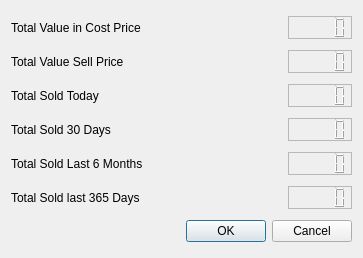
Above: Stock_Finances.ui from bedi1982/Oficina before the change. Below: the same form after it.
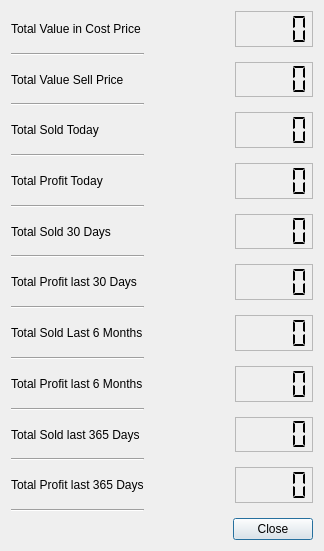
That is the form after the change. Icons and pictures are not drawn.

Commit message: Stock finances reworked, need to fix calculation algorithm.

Patch:
```diff
--- a/Stock_Finances.ui
+++ b/Stock_Finances.ui
@@ -6,10 +6,22 @@
    <rect>
     <x>0</x>
     <y>0</y>
-    <width>363</width>
-    <height>258</height>
+    <width>324</width>
+    <height>551</height>
    </rect>
   </property>
+  <property name="minimumSize">
+   <size>
+    <width>50</width>
+    <height>551</height>
+   </size>
+  </property>
+  <property name="maximumSize">
+   <size>
+    <width>400</width>
+    <height>16777215</height>
+   </size>
+  </property>
   <property name="windowTitle">
    <string>Dialog</string>
   </property>
@@ -18,6 +30,93 @@
     <normaloff>:/emoticons/service.png</normaloff>:/emoticons/service.png</iconset>
   </property>
   <layout class="QGridLayout" name="gridLayout">
+   <item row="6" column="0">
+    <widget class="QLabel" name="label_7">
+     <property name="text">
+      <string>Total Profit Today</string>
+     </property>
+    </widget>
+   </item>
+   <item row="18" column="2">
+    <widget class="QLCDNumber" name="lcd_Profit_Last_365_Days">
+     <property name="sizePolicy">
+      <sizepolicy hsizetype="MinimumExpanding" vsizetype="Minimum">
+       <horstretch>0</horstretch>
+       <verstretch>0</verstretch>
+      </sizepolicy>
+     </property>
+     <property name="font">
+      <font>
+       <family>Droid Serif</family>
+       <pointsize>10</pointsize>
+       <weight>50</weight>
+       <italic>false</italic>
+       <bold>false</bold>
+      </font>
+     </property>
+     <property name="frameShape">
+      <enum>QFrame::StyledPanel</enum>
+     </property>
+     <property name="frameShadow">
+      <enum>QFrame::Raised</enum>
+     </property>
+     <property name="smallDecimalPoint">
+      <bool>true</bool>
+     </property>
+     <property name="digitCount">
+      <number>4</number>
+     </property>
+     <property name="mode">
+      <enum>QLCDNumber::Dec</enum>
+     </property>
+     <property name="segmentStyle">
+      <enum>QLCDNumber::Flat</enum>
+     </property>
+    </widget>
+   </item>
+   <item row="10" column="2">
+    <widget class="QLCDNumber" name="lcd_Profit_Last_30_Days">
+     <property name="sizePolicy">
+      <sizepolicy hsizetype="MinimumExpanding" vsizetype="Minimum">
+       <horstretch>0</horstretch>
+       <verstretch>0</verstretch>
+      </sizepolicy>
+     </property>
+     <property name="maximumSize">
+      <size>
+       <width>400</width>
+       <height>16777215</height>
+      </size>
+     </property>
+     <property name="font">
+      <font>
+       <family>Droid Serif</family>
+       <pointsize>10</pointsize>
+       <weight>50</weight>
+       <italic>false</italic>
+       <bold>false</bold>
+      </font>
+     </property>
+     <property name="frameShape">
+      <enum>QFrame::StyledPanel</enum>
+     </property>
+     <property name="frameShadow">
+      <enum>QFrame::Sunken</enum>
+     </property>
+     <property name="smallDecimalPoint">
+      <bool>true</bool>
+     </property>
+     <property name="digitCount">
+      <number>4</number>
+     </property>
+     <property name="mode">
+      <enum>QLCDNumber::Dec</enum>
+     </property>
+     <property name="segmentStyle">
+      <enum>QLCDNumber::Flat</enum>
+     </property>
+    </widget>
+   </item>
    <item row="0" column="0">
     <widget class="QLabel" name="label">
      <property name="text">
@@ -25,147 +124,502 @@
      </property>
     </widget>
    </item>
-   <item row="0" column="1">
+   <item row="0" column="2">
     <widget class="QLCDNumber" name="lcd_Stock_Total_Value_in_Cost">
+     <property name="enabled">
+      <bool>true</bool>
+     </property>
      <property name="sizePolicy">
-      <sizepolicy hsizetype="Fixed" vsizetype="Fixed">
+      <sizepolicy hsizetype="MinimumExpanding" vsizetype="Minimum">
        <horstretch>0</horstretch>
        <verstretch>0</verstretch>
       </sizepolicy>
      </property>
+     <property name="maximumSize">
+      <size>
+       <width>400</width>
+       <height>16777215</height>
+      </size>
+     </property>
+     <property name="font">
+      <font>
+       <family>Droid Serif</family>
+       <pointsize>10</pointsize>
+       <weight>50</weight>
+       <italic>false</italic>
+       <bold>false</bold>
+      </font>
+     </property>
      <property name="frameShape">
       <enum>QFrame::StyledPanel</enum>
      </property>
      <property name="frameShadow">
       <enum>QFrame::Sunken</enum>
      </property>
+     <property name="smallDecimalPoint">
+      <bool>true</bool>
+     </property>
+     <property name="digitCount">
+      <number>4</number>
+     </property>
+     <property name="mode">
+      <enum>QLCDNumber::Dec</enum>
+     </property>
+     <property name="segmentStyle">
+      <enum>QLCDNumber::Flat</enum>
+     </property>
     </widget>
    </item>
-   <item row="1" column="0">
+   <item row="2" column="0">
     <widget class="QLabel" name="label_2">
      <property name="text">
       <string>Total Value Sell Price</string>
      </property>
     </widget>
    </item>
-   <item row="1" column="1">
+   <item row="2" column="2">
     <widget class="QLCDNumber" name="lcd_Stock_Total_Value_in_Sell">
      <property name="sizePolicy">
-      <sizepolicy hsizetype="Fixed" vsizetype="Fixed">
+      <sizepolicy hsizetype="MinimumExpanding" vsizetype="Minimum">
        <horstretch>0</horstretch>
        <verstretch>0</verstretch>
       </sizepolicy>
      </property>
+     <property name="maximumSize">
+      <size>
+       <width>400</width>
+       <height>16777215</height>
+      </size>
+     </property>
+     <property name="font">
+      <font>
+       <family>Droid Serif</family>
+       <pointsize>10</pointsize>
+       <weight>50</weight>
+       <italic>false</italic>
+       <bold>false</bold>
+      </font>
+     </property>
      <property name="frameShape">
       <enum>QFrame::StyledPanel</enum>
      </property>
      <property name="frameShadow">
       <enum>QFrame::Sunken</enum>
      </property>
+     <property name="smallDecimalPoint">
+      <bool>true</bool>
+     </property>
+     <property name="digitCount">
+      <number>4</number>
+     </property>
+     <property name="mode">
+      <enum>QLCDNumber::Dec</enum>
+     </property>
+     <property name="segmentStyle">
+      <enum>QLCDNumber::Flat</enum>
+     </property>
     </widget>
    </item>
-   <item row="2" column="0">
+   <item row="4" column="0">
     <widget class="QLabel" name="label_3">
      <property name="text">
       <string>Total Sold Today</string>
      </property>
     </widget>
    </item>
-   <item row="2" column="1">
+   <item row="4" column="2">
     <widget class="QLCDNumber" name="lcd_Stock_Total_Sold_Today">
      <property name="sizePolicy">
-      <sizepolicy hsizetype="Fixed" vsizetype="Fixed">
+      <sizepolicy hsizetype="MinimumExpanding" vsizetype="Minimum">
        <horstretch>0</horstretch>
        <verstretch>0</verstretch>
       </sizepolicy>
      </property>
+     <property name="maximumSize">
+      <size>
+       <width>400</width>
+       <height>16777215</height>
+      </size>
+     </property>
+     <property name="font">
+      <font>
+       <family>Droid Serif</family>
+       <pointsize>10</pointsize>
+       <weight>50</weight>
+       <italic>false</italic>
+       <bold>false</bold>
+      </font>
+     </property>
      <property name="frameShape">
       <enum>QFrame::StyledPanel</enum>
      </property>
      <property name="frameShadow">
       <enum>QFrame::Sunken</enum>
      </property>
+     <property name="smallDecimalPoint">
+      <bool>true</bool>
+     </property>
+     <property name="digitCount">
+      <number>4</number>
+     </property>
+     <property name="mode">
+      <enum>QLCDNumber::Dec</enum>
+     </property>
+     <property name="segmentStyle">
+      <enum>QLCDNumber::Flat</enum>
+     </property>
     </widget>
    </item>
-   <item row="3" column="0">
+   <item row="8" column="0">
     <widget class="QLabel" name="label_4">
      <property name="text">
       <string>Total Sold 30 Days</string>
      </property>
     </widget>
    </item>
-   <item row="3" column="1">
+   <item row="8" column="2">
     <widget class="QLCDNumber" name="lcd_Stock_Total_Sold_Last_30">
      <property name="sizePolicy">
-      <sizepolicy hsizetype="Fixed" vsizetype="Fixed">
+      <sizepolicy hsizetype="MinimumExpanding" vsizetype="Minimum">
        <horstretch>0</horstretch>
        <verstretch>0</verstretch>
       </sizepolicy>
      </property>
+     <property name="maximumSize">
+      <size>
+       <width>400</width>
+       <height>16777215</height>
+      </size>
+     </property>
+     <property name="font">
+      <font>
+       <family>Droid Serif</family>
+       <pointsize>10</pointsize>
+       <weight>50</weight>
+       <italic>false</italic>
+       <bold>false</bold>
+      </font>
+     </property>
      <property name="frameShape">
       <enum>QFrame::StyledPanel</enum>
      </property>
      <property name="frameShadow">
       <enum>QFrame::Sunken</enum>
      </property>
+     <property name="smallDecimalPoint">
+      <bool>true</bool>
+     </property>
+     <property name="digitCount">
+      <number>4</number>
+     </property>
+     <property name="mode">
+      <enum>QLCDNumber::Dec</enum>
+     </property>
+     <property name="segmentStyle">
+      <enum>QLCDNumber::Flat</enum>
+     </property>
     </widget>
    </item>
-   <item row="4" column="0">
+   <item row="12" column="0">
     <widget class="QLabel" name="label_5">
      <property name="text">
       <string>Total Sold Last 6 Months</string>
      </property>
     </widget>
    </item>
-   <item row="4" column="1">
+   <item row="12" column="2">
     <widget class="QLCDNumber" name="lcd_Stock_Total_Sold_Last_6_months">
      <property name="sizePolicy">
-      <sizepolicy hsizetype="Fixed" vsizetype="Fixed">
+      <sizepolicy hsizetype="MinimumExpanding" vsizetype="Minimum">
        <horstretch>0</horstretch>
        <verstretch>0</verstretch>
       </sizepolicy>
      </property>
+     <property name="maximumSize">
+      <size>
+       <width>400</width>
+       <height>16777215</height>
+      </size>
+     </property>
+     <property name="font">
+      <font>
+       <family>Droid Serif</family>
+       <pointsize>10</pointsize>
+       <weight>50</weight>
+       <italic>false</italic>
+       <bold>false</bold>
+      </font>
+     </property>
      <property name="frameShape">
       <enum>QFrame::StyledPanel</enum>
      </property>
      <property name="frameShadow">
       <enum>QFrame::Sunken</enum>
      </property>
+     <property name="smallDecimalPoint">
+      <bool>true</bool>
+     </property>
+     <property name="digitCount">
+      <number>4</number>
+     </property>
+     <property name="mode">
+      <enum>QLCDNumber::Dec</enum>
+     </property>
+     <property name="segmentStyle">
+      <enum>QLCDNumber::Flat</enum>
+     </property>
     </widget>
    </item>
-   <item row="5" column="0">
+   <item row="13" column="0">
+    <widget class="Line" name="line_7">
+     <property name="orientation">
+      <enum>Qt::Horizontal</enum>
+     </property>
+    </widget>
+   </item>
+   <item row="16" column="0">
     <widget class="QLabel" name="label_6">
      <property name="text">
       <string>Total Sold last 365 Days</string>
      </property>
     </widget>
    </item>
-   <item row="5" column="1">
+   <item row="19" column="0">
+    <widget class="Line" name="line_10">
+     <property name="orientation">
+      <enum>Qt::Horizontal</enum>
+     </property>
+    </widget>
+   </item>
+   <item row="16" column="2">
     <widget class="QLCDNumber" name="lcd_Stock_Total_Sold_Last_365">
      <property name="sizePolicy">
-      <sizepolicy hsizetype="Fixed" vsizetype="Fixed">
+      <sizepolicy hsizetype="MinimumExpanding" vsizetype="Minimum">
        <horstretch>0</horstretch>
        <verstretch>0</verstretch>
       </sizepolicy>
      </property>
+     <property name="maximumSize">
+      <size>
+       <width>400</width>
+       <height>16777215</height>
+      </size>
+     </property>
+     <property name="font">
+      <font>
+       <family>Droid Serif</family>
+       <pointsize>10</pointsize>
+       <weight>50</weight>
+       <italic>false</italic>
+       <bold>false</bold>
+      </font>
+     </property>
      <property name="frameShape">
       <enum>QFrame::StyledPanel</enum>
      </property>
      <property name="frameShadow">
       <enum>QFrame::Sunken</enum>
      </property>
+     <property name="smallDecimalPoint">
+      <bool>true</bool>
+     </property>
+     <property name="digitCount">
+      <number>4</number>
+     </property>
+     <property name="mode">
+      <enum>QLCDNumber::Dec</enum>
+     </property>
+     <property name="segmentStyle">
+      <enum>QLCDNumber::Flat</enum>
+     </property>
     </widget>
    </item>
-   <item row="6" column="0" colspan="2">
+   <item row="20" column="0" colspan="3">
     <widget class="QDialogButtonBox" name="buttonBox">
      <property name="orientation">
       <enum>Qt::Horizontal</enum>
      </property>
      <property name="standardButtons">
-      <set>QDialogButtonBox::Cancel|QDialogButtonBox::Ok</set>
+      <set>QDialogButtonBox::Close</set>
      </property>
     </widget>
    </item>
+   <item row="14" column="2">
+    <widget class="QLCDNumber" name="lcd_Profit_Last_240_Days">
+     <property name="sizePolicy">
+      <sizepolicy hsizetype="MinimumExpanding" vsizetype="Minimum">
+       <horstretch>0</horstretch>
+       <verstretch>0</verstretch>
+      </sizepolicy>
+     </property>
+     <property name="maximumSize">
+      <size>
+       <width>400</width>
+       <height>16777215</height>
+      </size>
+     </property>
+     <property name="font">
+      <font>
+       <family>Droid Serif</family>
+       <pointsize>10</pointsize>
+       <weight>50</weight>
+       <italic>false</italic>
+       <bold>false</bold>
+      </font>
+     </property>
+     <property name="frameShape">
+      <enum>QFrame::StyledPanel</enum>
+     </property>
+     <property name="frameShadow">
+      <enum>QFrame::Sunken</enum>
+     </property>
+     <property name="smallDecimalPoint">
+      <bool>true</bool>
+     </property>
+     <property name="digitCount">
+      <number>4</number>
+     </property>
+     <property name="mode">
+      <enum>QLCDNumber::Dec</enum>
+     </property>
+     <property name="segmentStyle">
+      <enum>QLCDNumber::Flat</enum>
+     </property>
+    </widget>
+   </item>
+   <item row="6" column="2">
+    <widget class="QLCDNumber" name="lcd_Profit_Today">
+     <property name="sizePolicy">
+      <sizepolicy hsizetype="MinimumExpanding" vsizetype="Minimum">
+       <horstretch>0</horstretch>
+       <verstretch>0</verstretch>
+      </sizepolicy>
+     </property>
+     <property name="maximumSize">
+      <size>
+       <width>400</width>
+       <height>16777215</height>
+      </size>
+     </property>
+     <property name="font">
+      <font>
+       <family>Droid Serif</family>
+       <pointsize>10</pointsize>
+       <weight>50</weight>
+       <italic>false</italic>
+       <bold>false</bold>
+      </font>
+     </property>
+     <property name="frameShape">
+      <enum>QFrame::StyledPanel</enum>
+     </property>
+     <property name="frameShadow">
+      <enum>QFrame::Sunken</enum>
+     </property>
+     <property name="smallDecimalPoint">
+      <bool>true</bool>
+     </property>
+     <property name="digitCount">
+      <number>4</number>
+     </property>
+     <property name="mode">
+      <enum>QLCDNumber::Dec</enum>
+     </property>
+     <property name="segmentStyle">
+      <enum>QLCDNumber::Flat</enum>
+     </property>
+    </widget>
+   </item>
+   <item row="3" column="0">
+    <widget class="Line" name="line">
+     <property name="orientation">
+      <enum>Qt::Horizontal</enum>
+     </property>
+    </widget>
+   </item>
+   <item row="10" column="0">
+    <widget class="QLabel" name="label_8">
+     <property name="text">
+      <string>Total Profit last 30 Days</string>
+     </property>
+    </widget>
+   </item>
+   <item row="14" column="0">
+    <widget class="QLabel" name="label_9">
+     <property name="text">
+      <string>Total Profit last 6 Months</string>
+     </property>
+    </widget>
+   </item>
+   <item row="5" column="0">
+    <widget class="Line" name="line_3">
+     <property name="orientation">
+      <enum>Qt::Horizontal</enum>
+     </property>
+    </widget>
+   </item>
+   <item row="1" column="0">
+    <widget class="Line" name="line_2">
+     <property name="orientation">
+      <enum>Qt::Horizontal</enum>
+     </property>
+    </widget>
+   </item>
+   <item row="18" column="0">
+    <widget class="QLabel" name="label_10">
+     <property name="text">
+      <string>Total Profit last 365 Days</string>
+     </property>
+    </widget>
+   </item>
+   <item row="11" column="0">
+    <widget class="Line" name="line_6">
+     <property name="orientation">
+      <enum>Qt::Horizontal</enum>
+     </property>
+    </widget>
+   </item>
+   <item row="7" column="0">
+    <widget class="Line" name="line_4">
+     <property name="orientation">
+      <enum>Qt::Horizontal</enum>
+     </property>
+    </widget>
+   </item>
+   <item row="9" column="0">
+    <widget class="Line" name="line_5">
+     <property name="orientation">
+      <enum>Qt::Horizontal</enum>
+     </property>
+    </widget>
+   </item>
+   <item row="15" column="0">
+    <widget class="Line" name="line_8">
+     <property name="orientation">
+      <enum>Qt::Horizontal</enum>
+     </property>
+    </widget>
+   </item>
+   <item row="17" column="0">
+    <widget class="Line" name="line_9">
+     <property name="orientation">
+      <enum>Qt::Horizontal</enum>
+     </property>
+    </widget>
+   </item>
+   <item row="0" column="1">
+    <spacer name="horizontalSpacer">
+     <property name="orientation">
+      <enum>Qt::Horizontal</enum>
+     </property>
+     <property name="sizeHint" stdset="0">
+      <size>
+       <width>40</width>
+       <height>20</height>
+      </size>
+     </property>
+    </spacer>
+   </item>
   </layout>
  </widget>
  <resources>
```
Left out of the diff: 2 changed lines with no effect on the pictures. The commit also changes 3 other files.
